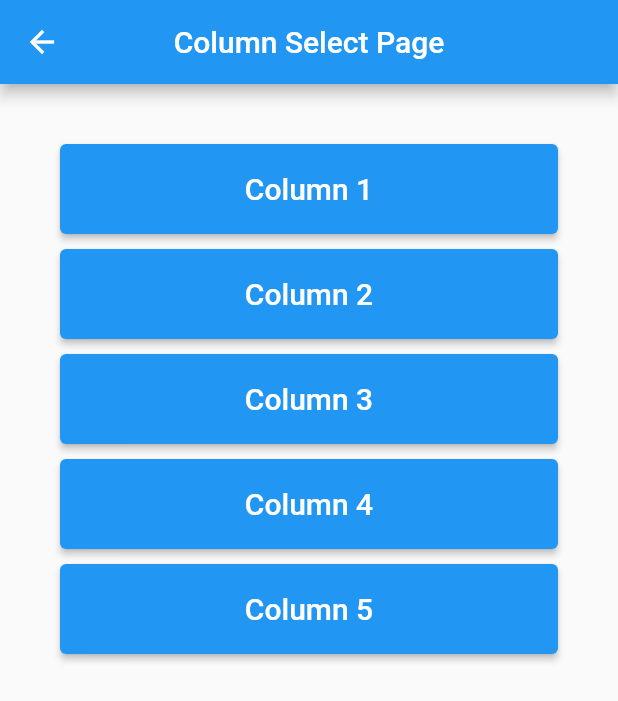
After one commit to organguy/CodingChef, a Flutter app: the screen it shows after launch, after a tap on "Column Widget", on a phone screen of 412 x 824 dp. The commit adds this screen. Shown: the top 701 px of the screen. Run offline on Flutter 3.47's test engine with Material 2 defaults, Android fonts, the phone set to English and light mode, and no system bars; our stand-ins replace cloud_firestore, firebase_auth, firebase_core, firebase_storage, flutter_spinkit, flutter_svg and 9 more; accounts and stored records are empty.

Commit message:
- Clean Code ...

```diff
--- /dev/null
+++ b/lib/column/column_page.dart
@@ -0,0 +1,59 @@
+import 'package:coding_chef/column/column_page1.dart';
+import 'package:flutter/material.dart';
+import 'package:get/get.dart';
+
+import 'column_page2.dart';
+import 'column_page3.dart';
+import 'column_page4.dart';
+import 'column_page5.dart';
+
+class ColumnPage extends StatelessWidget {
+  const ColumnPage({Key? key}) : super(key: key);
+
+  @override
+  Widget build(BuildContext context) {
+    return Scaffold(
+      appBar: AppBar(
+        title: const Text('Column Select Page'),
+        centerTitle: true,
+      ),
+      body: SingleChildScrollView(
+        child: Padding(
+          padding: const EdgeInsets.all(40.0),
+          child: Column(
+            children: const [
+              LectureButton(title: 'Column 1', page: ColumnPage1()),
+              SizedBox(height: 10,),
+              LectureButton(title: 'Column 2', page: ColumnPage2()),
+              SizedBox(height: 10,),
+              LectureButton(title: 'Column 3', page: ColumnPage3()),
+              SizedBox(height: 10,),
+              LectureButton(title: 'Column 4', page: ColumnPage4()),
+              SizedBox(height: 10,),
+              LectureButton(title: 'Column 5', page: ColumnPage5()),
+            ],
+          ),
+        ),
+      ),
+    );
+  }
+}
+
+class LectureButton extends StatelessWidget {
+
+  final String title;
+  final Widget page;
+
+  const LectureButton({required this.title, required this.page, Key? key,}) : super(key: key);
+
+  @override
+  Widget build(BuildContext context) {
+    return ElevatedButton(
+        style: ElevatedButton.styleFrom(
+          minimumSize: const Size.fromHeight(60),
+        ),
+        onPressed:() => Get.to(page),
+        child: Text(title, style: const TextStyle(fontSize: 20),)
+    );
+  }
+}
--- a/lib/container_page.dart
+++ b/lib/container/container_page.dart
@@ -6,6 +6,10 @@ class ContainerPage extends StatelessWidget {
   @override
   Widget build(BuildContext context) {
     return Scaffold(
+      appBar: AppBar(
+        title: const Text('Container Widget'),
+        centerTitle: true,
+      ),
       body: SafeArea(
         child: Container(
           color: Colors.red,
--- a/lib/main.dart
+++ b/lib/main.dart
@@ -1,10 +1,10 @@
-import 'package:coding_chef/appbar_page.dart';
+import 'package:coding_chef/appbar/appbar_page.dart';
 import 'package:coding_chef/beatuy_shop/view/beauty_shop_page.dart';
 import 'package:coding_chef/buttons_page.dart';
 import 'package:coding_chef/chatting_app/process/chat_enter_select.dart';
 import 'package:coding_chef/chatting_app/screen/chat_main_screen.dart';
-import 'package:coding_chef/column_page.dart';
-import 'package:coding_chef/container_page.dart';
+import 'package:coding_chef/column/column_page.dart';
+import 'package:coding_chef/container/container_page.dart';
 import 'package:coding_chef/firestore/firestore_login.dart';
 import 'package:coding_chef/future_test_page.dart';
 import 'package:coding_chef/get_x/login/controller/auth_controller.dart';
@@ -25,9 +25,9 @@ import 'package:coding_chef/provider_page.dart';
 import 'package:coding_chef/responsive_page.dart';
 import 'package:coding_chef/row_page.dart';
 import 'package:coding_chef/shopping_app/view/shopping_page.dart';
-import 'package:coding_chef/snackbar_page.dart';
+import 'package:coding_chef/snackbar/snackbar_page.dart';
 import 'package:coding_chef/stream_page.dart';
-import 'package:coding_chef/toast_page.dart';
+import 'package:coding_chef/toast/toast_page.dart';
 import 'package:coding_chef/weather_app/weather_app.dart';
 import 'package:coding_chef/weather_app/weather_loading.dart';
 import 'package:firebase_auth/firebase_auth.dart';
@@ -35,7 +35,7 @@ import 'package:flutter/material.dart';
 import 'package:get/get.dart';
 import 'package:provider/provider.dart';
 import 'chatting_app/screen/chat_login_screen.dart';
-import 'grade_page.dart';
+import 'welocem/grade_page.dart';
 import 'onboarding_page.dart';
 import 'stateful_page.dart';
 import 'package:firebase_core/firebase_core.dart';
@@ -43,7 +43,7 @@ import 'package:coding_chef/get_x/login/view/login_page.dart' as loginX;
 
 void main() async{
   WidgetsFlutterBinding.ensureInitialized();
-  await Firebase.initializeApp().then((value) => Get.put(AuthController()));
+  await Firebase.initializeApp();
   runApp(const MyApp());
 }
 
@@ -59,7 +59,9 @@ class MyApp extends StatelessWidget {
       ),
       debugShowCheckedModeBanner: false,
       title: 'BBANTO',
-      home: loginX.LoginPage(),
+      home: Scaffold(
+        body: initBody(),
+      ),
     );
 
     /*return MaterialApp(
@@ -88,4 +90,46 @@ class MyApp extends StatelessWidget {
       ),
     );*/
   }
+
+  SingleChildScrollView initBody() {
+    return SingleChildScrollView(
+        child: Padding(
+          padding: const EdgeInsets.all(40.0),
+          child: Column(
+            children: const [
+              LectureButton(title: 'Welcome Flutter', page: Grade()),
+              SizedBox(height: 10,),
+              LectureButton(title: 'AppBar & Drawer', page: AppbarPage()),
+              SizedBox(height: 10,),
+              LectureButton(title: 'SnackBar', page: SnackBarPage()),
+              SizedBox(height: 10,),
+              LectureButton(title: 'Toast', page: ToastPage()),
+              SizedBox(height: 10,),
+              LectureButton(title: 'Container Widget', page: ContainerPage()),
+              SizedBox(height: 10,),
+              LectureButton(title: 'Column Widget', page: ColumnPage()),
+            ],
+          ),
+        ),
+      );
+  }
 }
+
+class LectureButton extends StatelessWidget {
+
+  final String title;
+  final Widget page;
+
+  const LectureButton({required this.title, required this.page, Key? key,}) : super(key: key);
+
+  @override
+  Widget build(BuildContext context) {
+    return ElevatedButton(
+        style: ElevatedButton.styleFrom(
+          minimumSize: const Size.fromHeight(60),
+        ),
+        onPressed:() => Get.to(page),
+        child: Text(title, style: const TextStyle(fontSize: 20),)
+    );
+  }
+}
```
Also changed, not shown: lib/column/column_page1.dart (added, +43 -0 lines), lib/column/column_page2.dart (added, +43 -0 lines), lib/column/column_page3.dart (added, +40 -0 lines), lib/column/column_page4.dart (added, +46 -0 lines), lib/column/column_page5.dart (added, +42 -0 lines), lib/column_page.dart (deleted, +0 -184 lines), lib/snackbar/snackbar_page.dart (renamed from lib/snackbar_page.dart, +3 -4 lines), lib/appbar/appbar_page.dart (renamed from lib/appbar_page.dart), lib/toast/toast_page.dart (renamed from lib/toast_page.dart), lib/welocem/grade_page.dart (renamed from lib/grade_page.dart).
